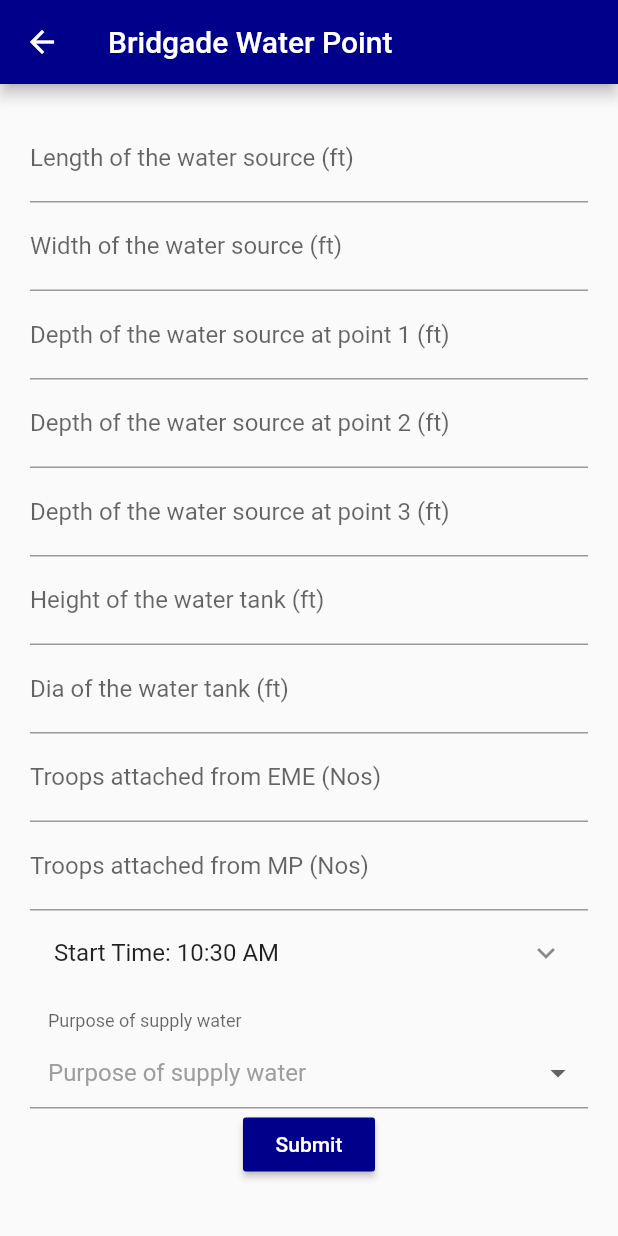
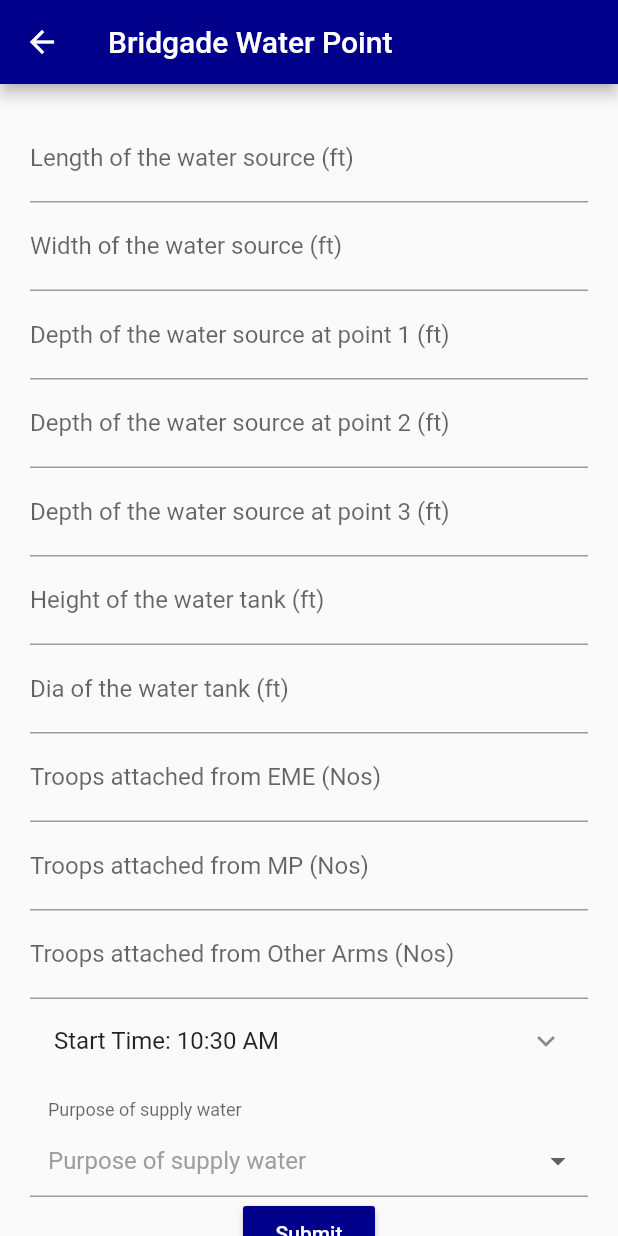
Before and after one commit to mdrafee03/general_engineering, a Flutter app: the BrigadeWaterPointInput screen opened directly with empty values, on a phone screen of 412 x 824 dp. Run offline on Flutter 3.47's test engine with Material 2 defaults, Android fonts, the phone set to English and light mode, and no system bars; drawn by our look-alikes of dropdown_formfield; our stand-ins replace pdf, permission_handler, printing; missing offline and left inert: passcode_screen.

Commit message:
add other to bridage water point

```diff
--- a/lib/router/route_const.dart
+++ b/lib/router/route_const.dart
@@ -1,6 +1,7 @@
 const String home = '/';
 
 const String pdfViewer = '/pdf-viewer';
+const String bookCover = '/book-cover';
 
 const String airstripConstruction = '/airstrip-construction';
 const String helipadConstruction = '/helipad-construction';
--- a/lib/router/router.dart
+++ b/lib/router/router.dart
@@ -1,4 +1,5 @@
 import 'package:flutter/material.dart';
+import 'package:general_engineering/shared/widgets/button_with_image.dart';
 
 import '../screens/brigade-water-point/screens/brigade_water_point_input.dart';
 import '../screens/brigade-water-point/screens/brigade_water_point_list.dart';
@@ -28,6 +29,7 @@ class Router {
     return <String, WidgetBuilder>{
       home: (BuildContext ctx) => Home(),
       pdfViewer: (BuildContext ctx) => PdfViewer(),
+      bookCover: (BuildContext ctx) => ButtonWithImage(),
       airstripConstruction: (BuildContext ctx) => AirstripConstructionScreeen(),
       helipadConstruction: (BuildContext ctx) => HelipadConstructionScreeen(),
       brigadeWaterPointList: (BuildContext ctx) => BrigadeWaterPointList(),
--- a/lib/screens/brigade-water-point/models/brigade_water_point.dart
+++ b/lib/screens/brigade-water-point/models/brigade_water_point.dart
@@ -26,19 +26,26 @@ class BrigadeWaterPoint {
   int consumption;
   int numberOfEME;
   int numberOfMP;
+  int numberOfOther;
   List<BrigadeGroup> brigadeGroups = BrigadeGroup.brigadeGroups;
   void updateBrigadeGroup() {
     var eme = brigadeGroups.where((element) => element.name == "EME");
     var mp = brigadeGroups.where((element) => element.name == "MP");
+    var other = brigadeGroups.where((element) => element.name == "Other");
     if (numberOfEME != 0 && eme.isEmpty)
       brigadeGroups.add(BrigadeGroup(name: "EME", number: numberOfEME));
     if (numberOfMP != 0 && mp.isEmpty)
       brigadeGroups.add(BrigadeGroup(name: "MP", number: numberOfMP));
+    if (numberOfOther != 0 && other.isEmpty)
+      brigadeGroups.add(BrigadeGroup(name: "Other", number: numberOfOther));
     if (numberOfEME == 0 && eme.isNotEmpty) {
       brigadeGroups.removeWhere((element) => element.name == "EME");
     }
     if (numberOfMP == 0 && mp.isNotEmpty) {
       brigadeGroups.removeWhere((element) => element.name == "MP");
+    }
+    if (numberOfOther == 0 && mp.isNotEmpty) {
+      brigadeGroups.removeWhere((element) => element.name == "Other");
     }
   }
 
--- a/lib/screens/brigade-water-point/screens/brigade_water_point_input.dart
+++ b/lib/screens/brigade-water-point/screens/brigade_water_point_input.dart
@@ -121,6 +121,15 @@ class _BrigadeWaterPointInputState extends State<BrigadeWaterPointInput> {
                   onChanged: (value) =>
                       setState(() => _model.numberOfMP = int.parse(value)),
                 ),
+                TextFormField(
+                  decoration: InputDecoration(
+                      hintText: "Troops attached from Other Arms",
+                      labelText: "Troops attached from Other Arms (Nos)"),
+                  keyboardType: TextInputType.number,
+                  initialValue: _model?.numberOfOther?.toString() ?? null,
+                  onChanged: (value) =>
+                      setState(() => _model.numberOfOther = int.parse(value)),
+                ),
                 ListTile(
                   title: Text(
                     "Start Time: ${_model.startTime.format(context)}",
--- /dev/null
+++ b/lib/shared/models/book_button_model.dart
@@ -0,0 +1,6 @@
+class BookButtonModel {
+  final String routerName;
+  final String imageUrl;
+  final String title;
+  const BookButtonModel(this.routerName, this.imageUrl, this.title);
+}
--- a/lib/shared/widgets/button_with_argument.dart
+++ b/lib/shared/widgets/button_with_argument.dart
@@ -4,8 +4,7 @@ class ButtonWithArgument extends StatelessWidget {
   final String text;
   final String routeName;
   final Object argument;
-  const ButtonWithArgument(
-      BuildContext context, this.text, this.routeName, this.argument);
+  const ButtonWithArgument(this.text, this.routeName, this.argument);
 
   @override
   Widget build(context) {
```
Also changed, not shown: lib/screens/books-copy/screens/books_copy_screen.dart (+41 -39 lines), lib/shared/widgets/button_with_image.dart (+17 -29 lines).
